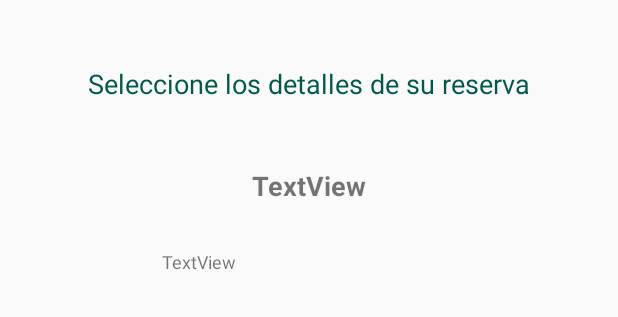
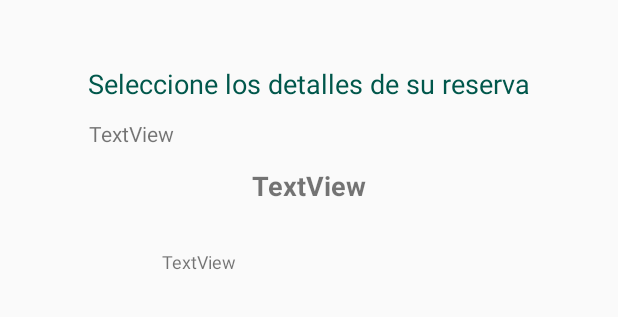
Before and after one commit to SalvaCM/AppMovil, an Android app: the layout activity_hacer_reserva.xml on its own in the app's theme, with its tools: preview values and no code run, on a phone screen of 412 x 824 dp. Shown: the top 317 px of the screen. Run offline under Robolectric (Android 15) with nearby library versions, the phone set to English and light mode, and no system bars.

Commit message:
mapas con alojamientos

```diff
--- a/app/src/main/AndroidManifest.xml
+++ b/app/src/main/AndroidManifest.xml
@@ -3,9 +3,9 @@
     package="com.example.alojamientoseuskadi">
     <!-- Permisos para conectar a internet -->
     <uses-permission android:name="android.permission.INTERNET" />
-    <!-- Permisos para conectar a internet -->
+    <!-- Permisos para conectar a internet Se solicita por separado permiso para el servicio de localización de forma precisa (fine) y para localizarnos de forma aproximada (coarse):-->
     <uses-permission android:name="android.permission.ACCESS_FINE_LOCATION"/>
-
+    <uses-permission android:name="android.permission.ACCESS_COARSE_LOCATION"/>
 
     <application
         android:allowBackup="true"
--- a/app/src/main/java/com/example/alojamientoseuskadi/HacerReserva.java
+++ b/app/src/main/java/com/example/alojamientoseuskadi/HacerReserva.java
@@ -29,6 +29,7 @@ public class HacerReserva extends AppCompatActivity {
     TextView telefonoAloj;
     TextView emailAloj;
     TextView webAloj;
+    TextView usuarioLog;
 
     private String NombAlojSeleccionado;
 
@@ -54,6 +55,8 @@ public class HacerReserva extends AppCompatActivity {
         String webAlojSeleccionado = getIntent().getStringExtra("webAlojSeleccionado");
         String emailAlojSeleccionado = getIntent().getStringExtra("emailAlojSeleccionado");
 
+        String usuarioLogeado = getIntent().getStringExtra("usuarioIntroducido");
+
         Toast toast1 = Toast.makeText(getApplicationContext(), "nombreAlojSeleccionado" + nombreAlojamiento, Toast.LENGTH_SHORT);
         toast1.show();
 
@@ -70,6 +73,9 @@ public class HacerReserva extends AppCompatActivity {
         webAloj.setText(webAlojSeleccionado);
         emailAloj= findViewById(R.id.tvEmail);
         emailAloj.setText(emailAlojSeleccionado);
+        usuarioLog= findViewById(R.id.tvUsuarioLog);
+        usuarioLog.setText(usuarioLogeado);
+
 
         //Fecha de entrada:
         etFechaEntrada = findViewById(R.id.fechaEntrada);
--- a/app/src/main/res/layout/activity_hacer_reserva.xml
+++ b/app/src/main/res/layout/activity_hacer_reserva.xml
@@ -169,6 +169,20 @@
         android:autoLink="map"/>
 
     <TextView
+        android:id="@+id/tvUsuarioLog"
+        android:layout_width="wrap_content"
+        android:layout_height="wrap_content"
+        android:autoLink="map"
+        android:text="TextView"
+        android:textSize="14sp"
+        app:layout_constraintBottom_toBottomOf="parent"
+        app:layout_constraintEnd_toEndOf="parent"
+        app:layout_constraintHorizontal_bias="0.167"
+        app:layout_constraintStart_toStartOf="parent"
+        app:layout_constraintTop_toTopOf="parent"
+        app:layout_constraintVertical_bias="0.099" />
+
+    <TextView
         android:id="@+id/tvDescripcion"
         android:layout_width="240dp"
         android:layout_height="77dp"
```
Also changed, not shown: app/src/main/java/com/example/alojamientoseuskadi/Login.java (+6 -2 lines), app/src/main/java/com/example/alojamientoseuskadi/Mapa.java (+33 -8 lines).
